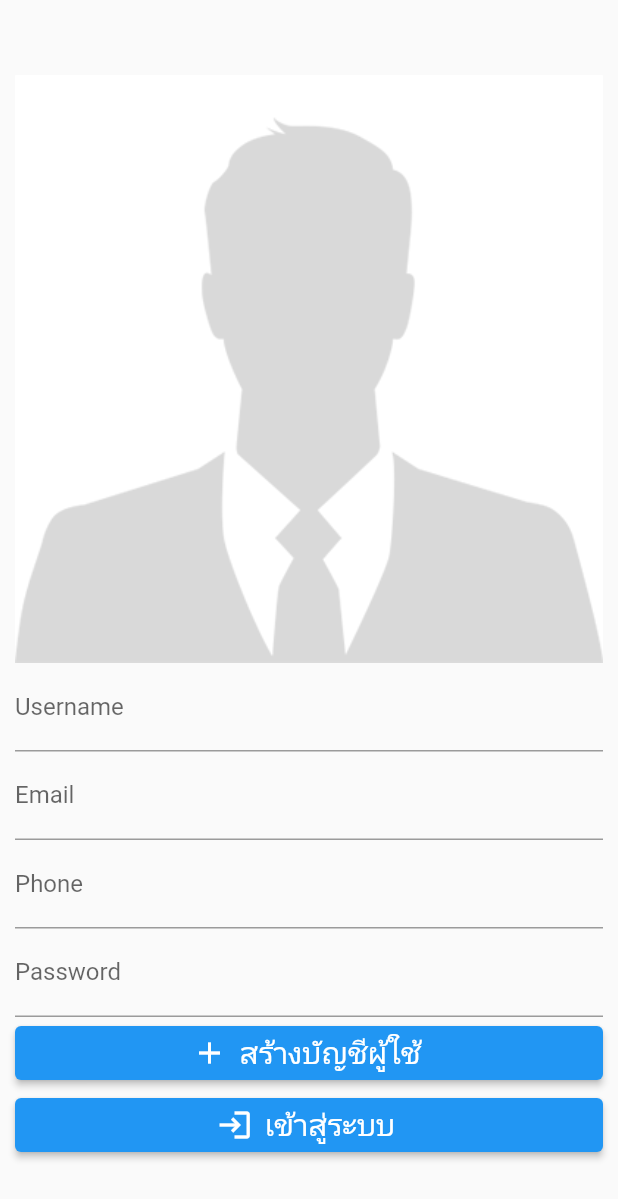
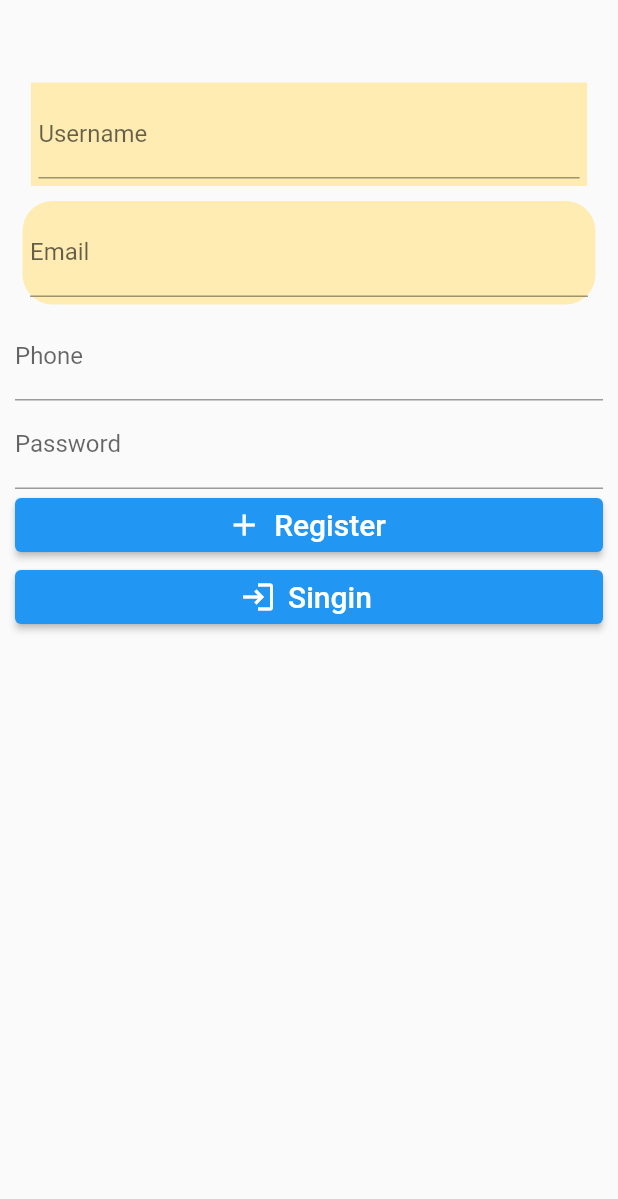
Before and after one commit to BinaryZGHD/Former_Friend_BUU, a Flutter app: the screen it shows after launch, on a phone screen of 412 x 824 dp. Shown: the top 1199 px of the screen. Run offline on Flutter 3.47's test engine with Material 2 defaults, Android fonts, the phone set to English and light mode, and no system bars.

Commit message:
commit Container  home

```diff
--- a/lib/screens/home.dart
+++ b/lib/screens/home.dart
@@ -14,15 +14,31 @@ class HomeScreen extends StatelessWidget {
         child: SingleChildScrollView(
           child: Column(
             children: [
-              Image.asset("assets/logo/profile.png"),
-              TextFormField(
-                decoration: InputDecoration(
-                  labelText: "Username",),
+              // Image.asset("assets/logo/profile.png"),
+              Container(
+                width: MediaQuery.of(context).size.width * 0.9,
+                color: Colors.amber[100],
+                margin: EdgeInsets.all(5),
+                padding: EdgeInsets.all(5),
+
+                child: TextFormField(
+                  decoration: InputDecoration(
+                    labelText: "Username",),
+                ),
               ),
-              TextFormField(
-                decoration: InputDecoration(
-                  labelText: "Email",),
+              Container(
+                margin: EdgeInsets.all(5),
+                padding: EdgeInsets.all(5),
+                decoration: BoxDecoration(
+                  color: Colors.amber[100],
+                  borderRadius: BorderRadius.circular(20),
+                ),
+                child: TextFormField(
+                  decoration: InputDecoration(
+                    labelText: "Email",),
+                ),
               ),
+
               TextFormField(
                 decoration: InputDecoration(
                   labelText: "Phone",),
@@ -36,7 +52,7 @@ class HomeScreen extends StatelessWidget {
                 child: ElevatedButton.icon(
                   icon: Icon(Icons.add),
                   label:
-                      Text("สร้างบัญชีผู้ใช้", style: TextStyle(fontSize: 20)),
+                      Text("Register", style: TextStyle(fontSize: 20)),
                       onPressed: () {
                       Navigator.pushReplacement(context, MaterialPageRoute(
                         builder: (context){
@@ -50,7 +66,7 @@ class HomeScreen extends StatelessWidget {
                 width: double.infinity,
                 child: ElevatedButton.icon(
                   icon: Icon(Icons.login),
-                  label: Text("เข้าสู่ระบบ", style: TextStyle(fontSize: 20)),
+                  label: Text("Singin", style: TextStyle(fontSize: 20)),
                   onPressed: () {
                     Navigator.pushReplacement(context, MaterialPageRoute(
                         builder: (context){
```
Also changed, not shown: 2 other files.
